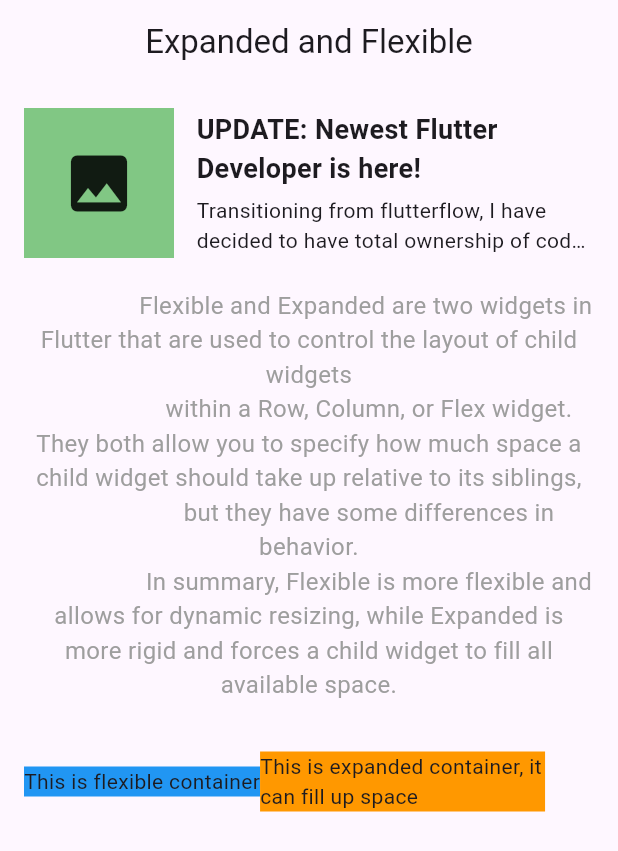
After one commit to sudo-melanin/flutter_school, a Flutter app: the FlexLesson screen opened directly, on a phone screen of 412 x 824 dp. The commit adds this screen. Shown: the top 851 px of the screen. Run offline on Flutter 3.47's test engine with Material 3 defaults, Android fonts, the phone set to English and light mode, and no system bars.

Commit message:
Implemented Expanded and flexible layout guide with overflow handling

```diff
--- /dev/null
+++ b/lib/01_foundations/04_expanded_and_flexible.dart
@@ -0,0 +1,91 @@
+import 'package:flutter/material.dart';
+
+void main(){
+  runApp(
+    const MaterialApp(
+      home: FlexLesson(),
+      debugShowCheckedModeBanner: false,
+    ),
+  );
+}
+
+class FlexLesson extends StatelessWidget {
+  const FlexLesson({super.key});
+
+  @override
+  Widget build (BuildContext context){
+    return Scaffold(
+      appBar: AppBar(
+        title: const Text("Expanded and Flexible"),
+        centerTitle: true,
+      ),
+
+      body: Padding(
+        padding: const EdgeInsets.all(16.0),
+          child: Column(
+            mainAxisAlignment: MainAxisAlignment.center,
+            mainAxisSize: MainAxisSize.min,
+            children: [
+              Row(
+                children: [
+                Container(
+                  width: 100,
+                  height: 100,
+                  color: Colors.green[300],
+                  child: const Icon(Icons.image, size: 50),
+              ),
+                const SizedBox(width: 15),
+
+                Expanded(
+                  child: Column(
+                    crossAxisAlignment: CrossAxisAlignment.start,
+                    mainAxisSize: MainAxisSize.min,
+                    children: const[
+                      Text(
+                        "UPDATE: Newest Flutter Developer is here!",
+                        style: TextStyle(fontWeight: FontWeight.bold, fontSize: 18),),
+                      SizedBox(height: 5),
+                      Text(
+                        "Transitioning from flutterflow, I have decided to have total ownership of code, I'm learnig dart and flutter to that effect",
+                        maxLines: 2,
+                        overflow: TextOverflow.ellipsis,
+                    )
+                    ],
+                  )
+                )
+              ],
+              ),
+              const SizedBox(height: 20),
+              const Text(
+                '''
+                  Flexible and Expanded are two widgets in Flutter that are used to control the layout of child widgets
+                   within a Row, Column, or Flex widget. They both allow you to specify how much space a child widget should take up relative to its siblings,
+                   but they have some differences in behavior.
+                   In summary, Flexible is more flexible and allows for dynamic resizing, while Expanded is more rigid and forces a child widget to fill all available space.
+                   ''',
+                   textAlign: TextAlign.center,
+                   style: TextStyle(fontSize: 16, color: Colors.grey),),
+              const SizedBox(height: 10),
+             Row(
+              children: [
+                 Flexible(
+                  child: Container(
+                  color: Colors.blue,
+                  child: const Text("This is flexible container")
+                )
+                ),
+
+                Expanded(
+                  child: Container(
+                    color: Colors.orange,
+                    child: const Text ("This is expanded container, it can fill up space")
+                  )
+                )
+              ],
+             )
+            ],
+          )
+      ),
+    );
+  }
+}
```
Also changed, not shown: lib/01_foundations/03_layouts_basic.dart (+11 -0 lines), 3 other files.
